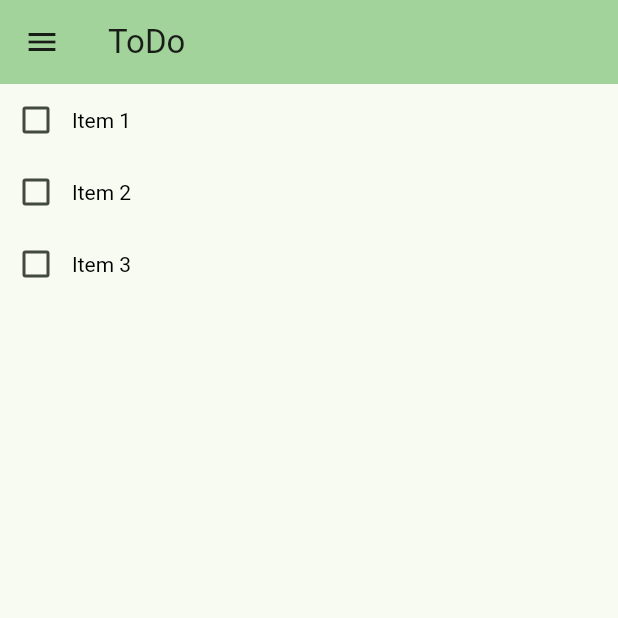
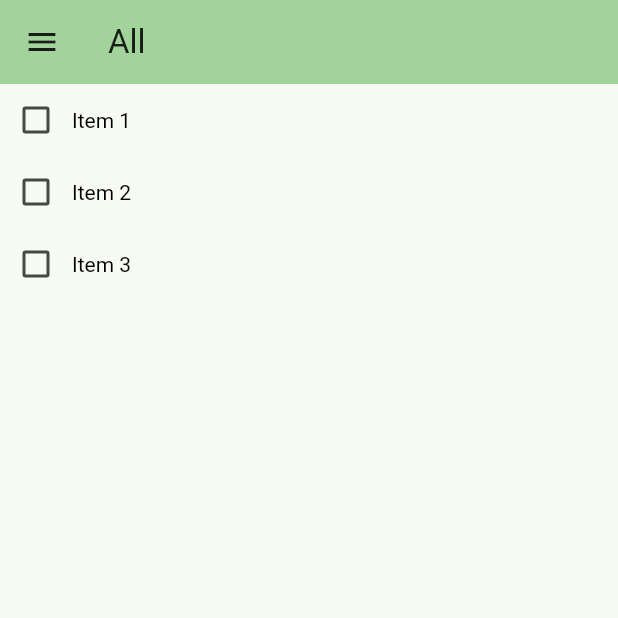
Before and after one commit to IgorAugst/todo_flutter, a Flutter app: the screen it shows after launch, on a phone screen of 412 x 824 dp, the top half of it. Run offline on Flutter 3.47's test engine with Material 3 defaults, Android fonts, the phone set to English and light mode, and no system bars.

```diff
--- a/lib/category.dart
+++ b/lib/category.dart
@@ -1,6 +1,7 @@
 class Category {
+  final String? id;
   final String name;
   final bool isDone;
 
-  Category({this.name = "All", this.isDone = false});
+  Category({this.id, this.name = "All", this.isDone = false});
 }
--- a/lib/main.dart
+++ b/lib/main.dart
@@ -44,11 +44,12 @@ class MyHomePage extends StatefulWidget {
 class _MyHomePageState extends State<MyHomePage> {
   int _selectedIndex = 0;
   Category _selectedCategory = Category();
+  late TodoProvider _todoProvider;
 
-  void _onItemTapped(int index, Category category) {
+  void _onItemTapped(int index) {
     setState(() {
       _selectedIndex = index;
-      _selectedCategory = category;
+      _selectedCategory = _todoProvider.categories[index];
     });
   }
 
@@ -57,9 +58,10 @@ class _MyHomePageState extends State<MyHomePage> {
     Color selectedColor = Theme.of(context).colorScheme.primaryContainer;
 
     return Consumer<TodoProvider>(builder: (context, todoProvider, child) {
+      _todoProvider = todoProvider;
       return Scaffold(
         appBar: AppBar(
-            title: Text("ToDo"),
+            title: Text(_selectedCategory.name),
             backgroundColor: Theme.of(context).colorScheme.inversePrimary),
         drawer: Drawer(
           child: ListView.builder(
@@ -69,7 +71,7 @@ class _MyHomePageState extends State<MyHomePage> {
                 tileColor: index == _selectedIndex ? selectedColor : null,
                 title: Text(todoProvider.categories[index].name),
                 onTap: (){
-                  _onItemTapped(index, todoProvider.categories[index]);
+                  _onItemTapped(index);
                   Navigator.pop(context);
                 },
               );
@@ -94,7 +96,9 @@ class _MyHomePageState extends State<MyHomePage> {
         floatingActionButton: FloatingActionButton(
             onPressed: () {
               Navigator.push(
-                  context, MaterialPageRoute(builder: (context) => ItemPage()));
+                  context, MaterialPageRoute(builder: (context) => ItemPage())).then((_){
+                    _onItemTapped(0);
+              });
             },
             tooltip: 'Adicionar',
             child: Icon(Icons.add)),
```
